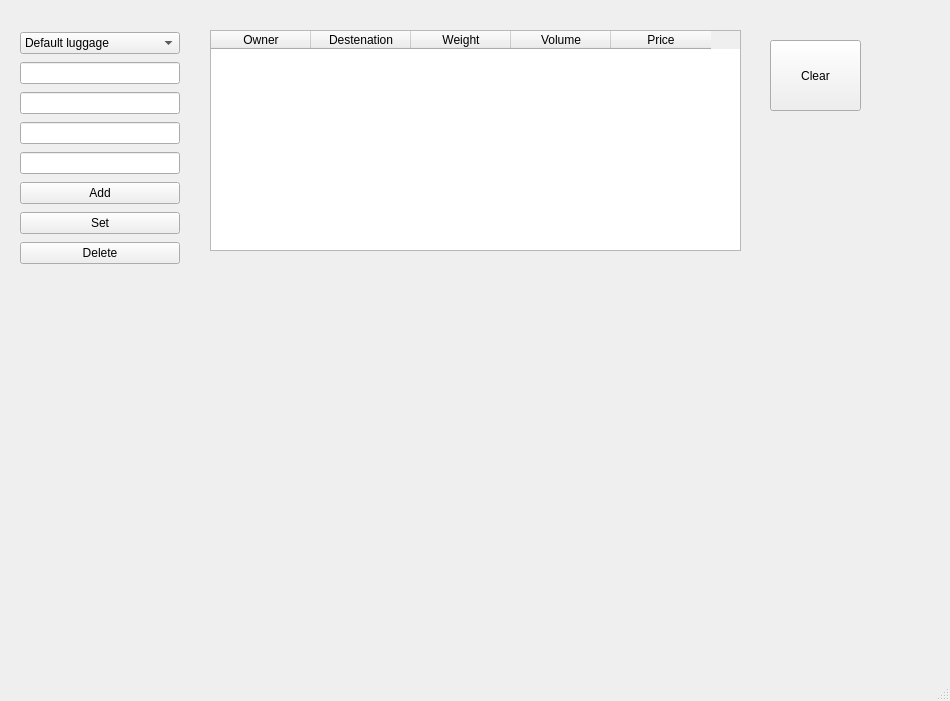
Above: mainwindow.ui from EverlaststingRolich/KURS before the change. Below: the same form after it.
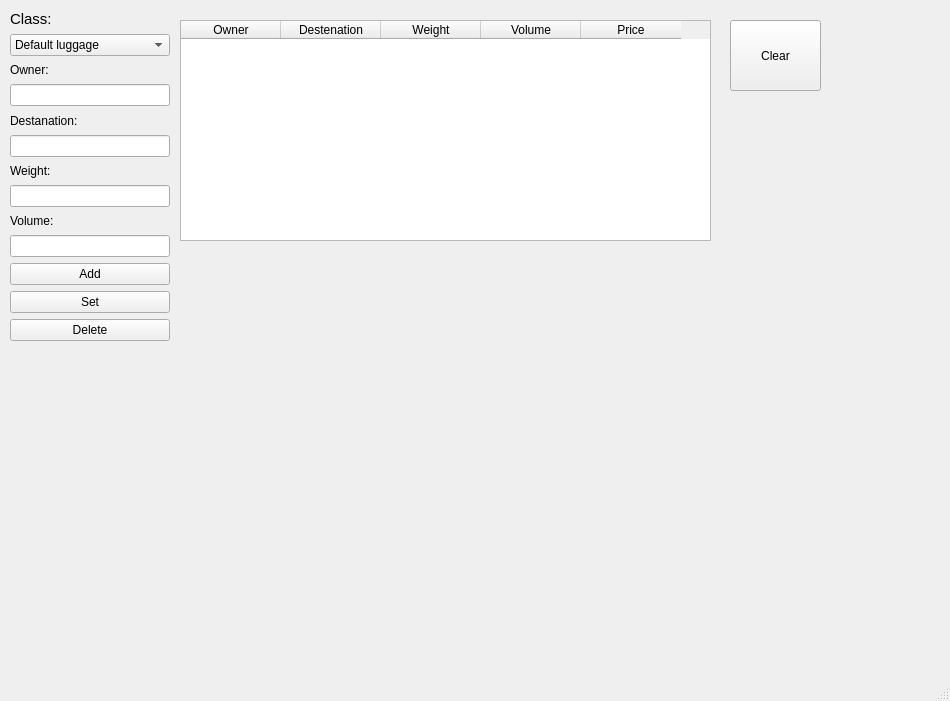
That is the form after the change.

The edit to the form file:
```diff
--- a/mainwindow.ui
+++ b/mainwindow.ui
@@ -17,8 +17,8 @@
    <widget class="QTableWidget" name="tableWidget">
     <property name="geometry">
      <rect>
-      <x>210</x>
-      <y>30</y>
+      <x>180</x>
+      <y>20</y>
       <width>531</width>
       <height>221</height>
      </rect>
@@ -52,13 +52,20 @@
    <widget class="QWidget" name="verticalLayoutWidget_3">
     <property name="geometry">
      <rect>
-      <x>20</x>
-      <y>30</y>
+      <x>10</x>
+      <y>10</y>
       <width>160</width>
-      <height>241</height>
+      <height>331</height>
      </rect>
     </property>
     <layout class="QVBoxLayout" name="verticalLayout_3">
+     <item>
+      <widget class="QLabel" name="label">
+       <property name="text">
+        <string>&lt;html&gt;&lt;head/&gt;&lt;body&gt;&lt;p&gt;&lt;span style=&quot; font-size:11pt;&quot;&gt;Class:&lt;/span&gt;&lt;/p&gt;&lt;/body&gt;&lt;/html&gt;</string>
+       </property>
+      </widget>
+     </item>
      <item>
       <widget class="QComboBox" name="comboBox">
        <item>
@@ -73,15 +80,43 @@
        </item>
       </widget>
      </item>
+     <item>
+      <widget class="QLabel" name="label_2">
+       <property name="text">
+        <string>Owner:</string>
+       </property>
+      </widget>
+     </item>
      <item>
       <widget class="QLineEdit" name="owner_edit"/>
      </item>
+     <item>
+      <widget class="QLabel" name="label_3">
+       <property name="text">
+        <string>Destanation:</string>
+       </property>
+      </widget>
+     </item>
      <item>
       <widget class="QLineEdit" name="dest_edit"/>
      </item>
+     <item>
+      <widget class="QLabel" name="label_4">
+       <property name="text">
+        <string>Weight:</string>
+       </property>
+      </widget>
+     </item>
      <item>
       <widget class="QLineEdit" name="weight_edit"/>
      </item>
+     <item>
+      <widget class="QLabel" name="label_5">
+       <property name="text">
+        <string>Volume:</string>
+       </property>
+      </widget>
+     </item>
      <item>
       <widget class="QLineEdit" name="volume_edit"/>
      </item>
@@ -111,8 +146,8 @@
    <widget class="QPushButton" name="clear">
     <property name="geometry">
      <rect>
-      <x>770</x>
-      <y>40</y>
+      <x>730</x>
+      <y>20</y>
       <width>91</width>
       <height>71</height>
      </rect>
```
